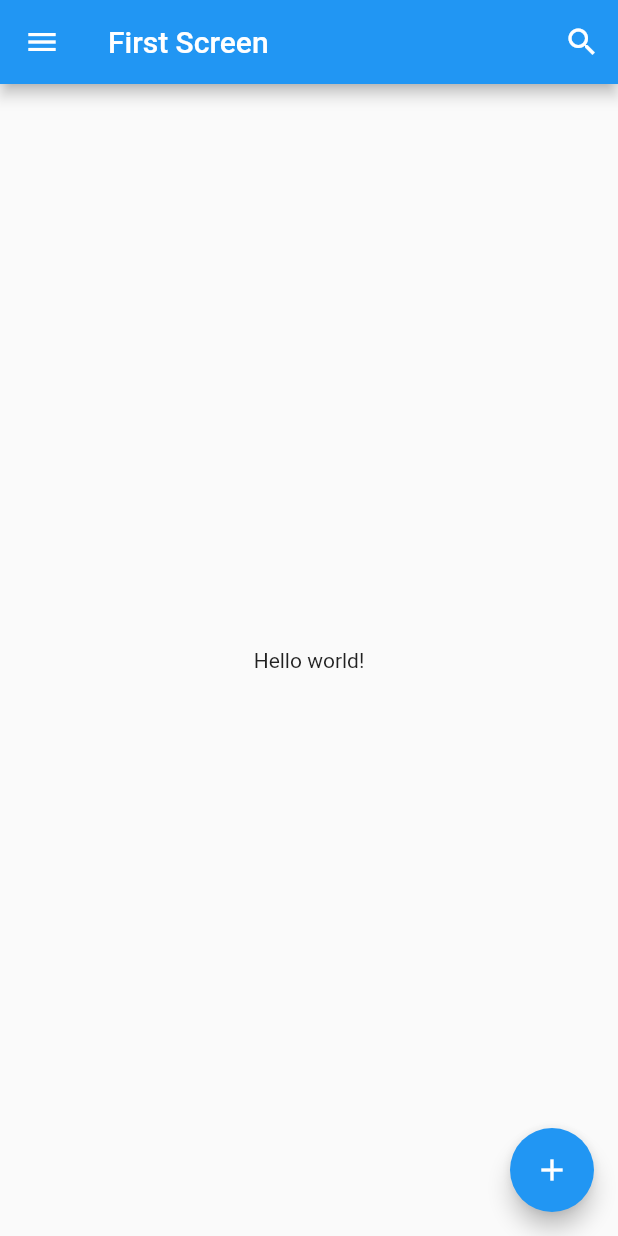
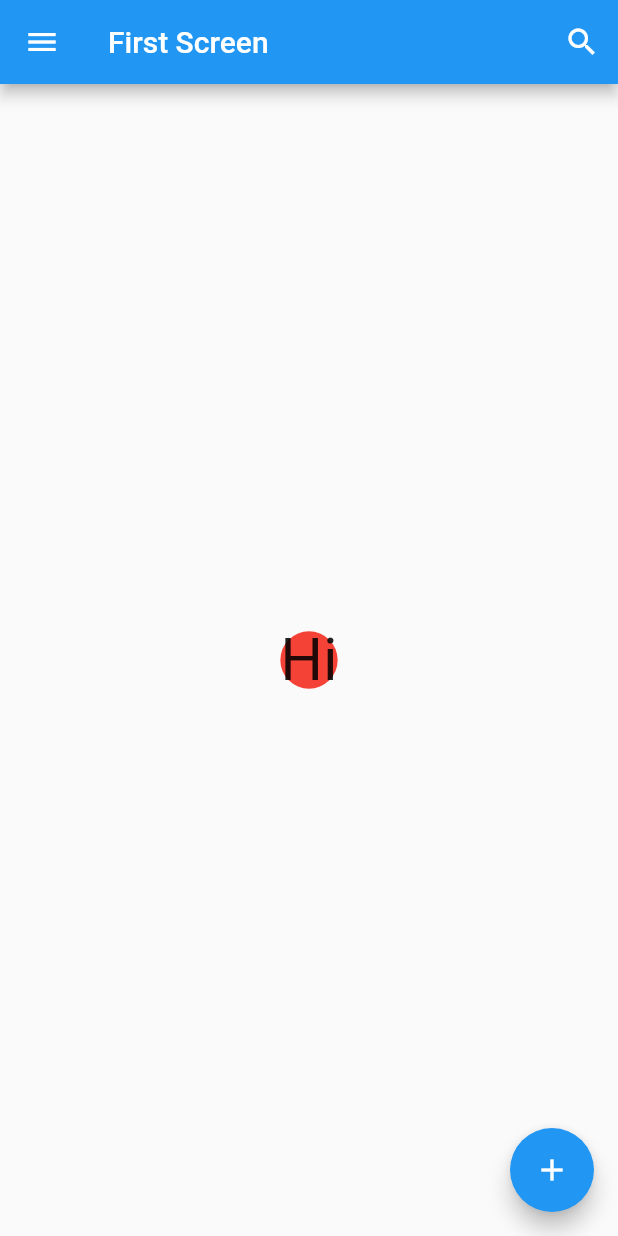
Before and after one commit to titikkoma88/dicoding_flutter, a Flutter app: the screen it shows after launch, on a phone screen of 412 x 824 dp. Run offline on Flutter 3.47's test engine with Material 2 defaults, Android fonts, the phone set to English and light mode, and no system bars.

Commit message:
Container, dekorasi container shape

```diff
--- a/lib/main.dart
+++ b/lib/main.dart
@@ -13,8 +13,7 @@ class MyApp extends StatelessWidget {
       theme: ThemeData(
         primarySwatch: Colors.blue,
       ),
-      home: FirstScreen(),// Panggil FirstScreen di sini
-
+      home: FirstScreen(), // Panggil FirstScreen di sini
     );
   }
 }
@@ -43,10 +42,16 @@ class FirstScreen extends StatelessWidget {
         ],
       ),
       body: Center(
-        child: Text('Hello world!'),
+        child: Container(
+          child: Text('Hi', style: TextStyle(fontSize: 40)),
+          decoration: BoxDecoration(
+            color: Colors.red,
+            shape: BoxShape.circle,
+          ),
+        ),
       ),
       floatingActionButton: FloatingActionButton(
-        onPressed: () {  },
+        onPressed: () {},
         child: Icon(Icons.add),
       ),
     );
```
